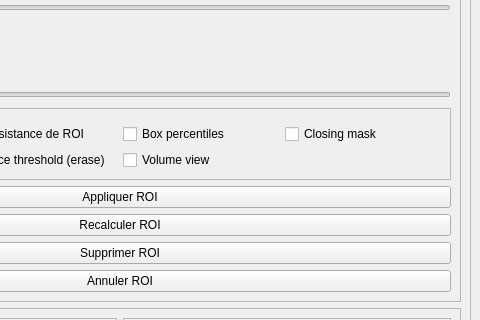
ostidepeignecul/segmentation-tool, file toolspanel.ui: the form before one commit; both pictures show x 240 to 720 and y 163 to 483 of the 720 by 936 pixel window.
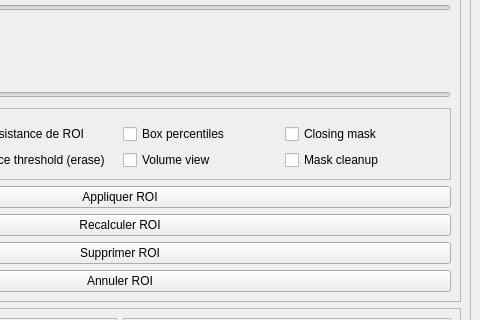
The form after the commit. Custom widgets are drawn as their Qt base class.

Commit message: Mask cleanup ROI avec ilots, excroissances, entailles et lissage de contour

The edit to the form file:
```diff
--- a/toolspanel.ui
+++ b/toolspanel.ui
@@ -213,6 +213,13 @@
                 </property>
                </widget>
               </item>
+              <item row="3" column="3">
+               <widget class="QCheckBox" name="checkBox_8">
+                <property name="text">
+                 <string>Mask cleanup</string>
+                </property>
+               </widget>
+              </item>
              </layout>
             </widget>
            </item>
```
The commit also changes 8 other files.
